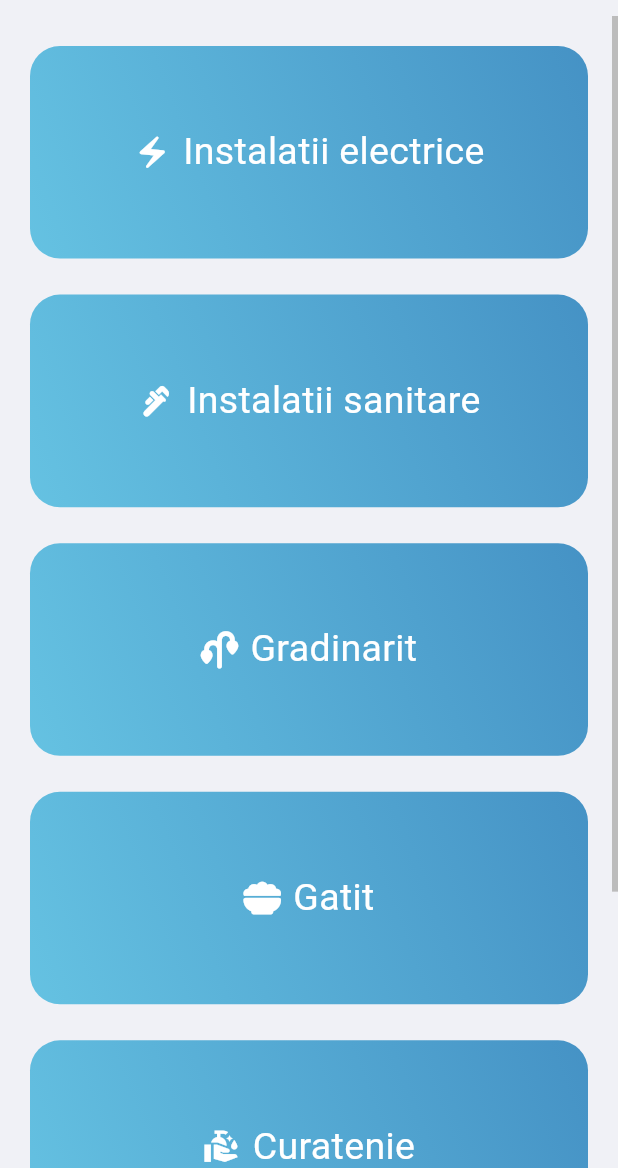
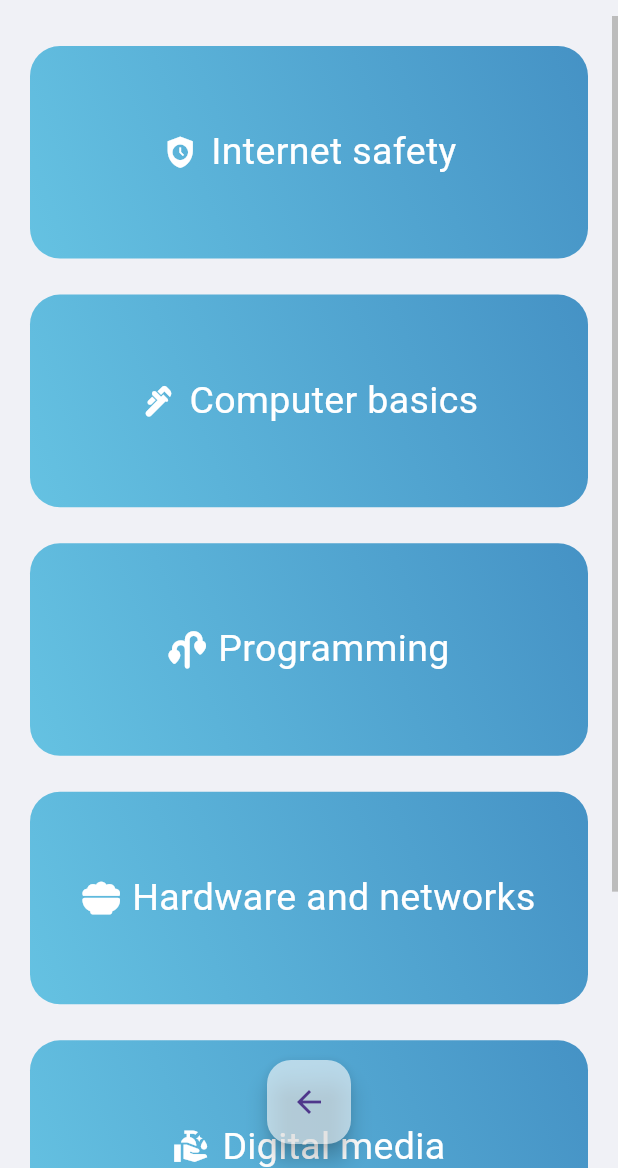
Before and after one commit to omuletzu/Aplicatie-PoliHack, a Flutter app: the MenuPageTech screen opened directly, on a phone screen of 412 x 824 dp, the part 68-1236 px from its top. Run offline on Flutter 3.47's test engine with Material 3 defaults, Android fonts, the light colour scheme and no system bars; our stand-ins replace cloud_firestore, firebase_auth, firebase_core, fluttertoast, font_awesome_flutter, google_fonts and 1 more; accounts and stored records are empty; network calls fail.

Commit message:
final version

```diff
--- a/lib/Authentication/login_page.dart
+++ b/lib/Authentication/login_page.dart
@@ -45,7 +45,7 @@ class _LoginPageState extends State<LoginPage> {
             },
           ),
           title: Text(
-            "Take Me Home",
+            "SkillBoost",
             style: GoogleFonts.openSans(
               textStyle: const TextStyle(
                 color: Colors.black,
--- a/lib/MenuPages/menu_tech.dart
+++ b/lib/MenuPages/menu_tech.dart
@@ -52,7 +52,7 @@ class _MenuPageState extends State<MenuPageTech> {
               ),
             ),
             ListTile(
-              title: const Text('Acasa',
+              title: const Text('Home',
                   style:
                       TextStyle(fontSize: 25.0, fontWeight: FontWeight.w800)),
               textColor: Colors.black54,
@@ -63,7 +63,7 @@ class _MenuPageState extends State<MenuPageTech> {
               },
             ),
             ListTile(
-              title: const Text('Lista specialisti',
+              title: const Text('Handyman list',
                   style:
                       TextStyle(fontSize: 25.0, fontWeight: FontWeight.w800)),
               textColor: Colors.black54,
@@ -79,7 +79,7 @@ class _MenuPageState extends State<MenuPageTech> {
               },
             ),
             ListTile(
-              title: const Text('Setari',
+              title: const Text('Settings',
                   style:
                       TextStyle(fontSize: 25.0, fontWeight: FontWeight.w800)),
               textColor: Colors.black54,
@@ -99,10 +99,18 @@ class _MenuPageState extends State<MenuPageTech> {
           ],
         ),
       ),
-      body: const Stack(
+      body: Stack(
         children: [
           ScrollPage(),
         ],
+      ),
+      floatingActionButtonLocation: FloatingActionButtonLocation.centerFloat,
+      floatingActionButton: FloatingActionButton(
+        onPressed: () {
+          Navigator.of(context).pop();
+        },
+        child: Icon(Icons.arrow_back),
+        backgroundColor: Colors.white.withOpacity(0.6),
       ),
     );
   }
@@ -149,28 +157,24 @@ class Language extends StatelessWidget {
 
     switch (index) {
       case 0:
-        cardText = 'Instalatii electrice';
-        category_icon = Icons.electric_bolt;
+        cardText = 'Internet safety';
+        category_icon = Icons.safety_check;
         break;
       case 1:
-        cardText = 'Instalatii sanitare';
+        cardText = 'Computer basics';
         category_icon = Icons.plumbing;
         break;
       case 2:
-        cardText = 'Gradinarit';
+        cardText = 'Programming';
         category_icon = FontAwesomeIcons.plantWilt;
         break;
       case 3:
-        cardText = 'Gatit';
+        cardText = 'Hardware and networks';
         category_icon = FontAwesomeIcons.bowlFood;
         break;
       case 4:
-        cardText = 'Curatenie';
+        cardText = 'Digital media';
         category_icon = Icons.clean_hands;
-        break;
-      case 5:
-        cardText = 'Reparatii casnice';
-        category_icon = FontAwesomeIcons.wrench;
         break;
     }
     return GestureDetector(
--- a/lib/Tutorials/tutorial.dart
+++ b/lib/Tutorials/tutorial.dart
@@ -41,7 +41,7 @@ class _TutorialPrizaState extends State<TutorialPriza> {
   Widget build(BuildContext context) {
     return Scaffold(
       appBar: AppBar(
-        title: Text('Schimba priza', style: GoogleFonts.openSans()),
+        title: Text('Socket replacement', style: GoogleFonts.openSans()),
         titleTextStyle: TextStyle(fontSize: 25.0, fontWeight: FontWeight.w800),
         foregroundColor: Color.fromRGBO(240, 241, 246, 1),
         centerTitle: true,
@@ -113,7 +113,7 @@ class _TutorialPrizaState extends State<TutorialPriza> {
             Padding(
               padding: const EdgeInsets.only(left: 16.0, right: 16.0),
               child: Text(
-                'Pasi:',
+                'Steps:',
                 textAlign: TextAlign.start,
                 style: GoogleFonts.openSans(
                   textStyle: const TextStyle(
@@ -132,28 +132,23 @@ class _TutorialPrizaState extends State<TutorialPriza> {
                   TutorialStep(
                       stepNumber: 1,
                       description:
-                        'Opreşte curentul în casă. Introdu vârful şurubelniţei-tester în ambele orificii ale prizei, ţinând un deget pe contactul metalic din capătul mânerului.Rezistenţa din interiorul testerului trebuie să fie stinsă. Desfă şuruburile prizei vechi şi îndepărtează capacul.',
-                  ),
+                          'Turn off the power in the house. Insert the tip of the tester screwdriver into both holes of the socket, keeping a finger on the metal contact at the end of the handle. The resistance inside the tester must be off. Unscrew the old socket and remove the cover.'),
                   TutorialStep(
                       stepNumber: 2,
                       description:
-                        'Corpul prizei are pe laterale două şuruburi care trebuie şi ele desfăcute. Când priza se poate scoate din perete, apuc-o de părţile ceramice.În partea din spatele ei se află două orificii în care intră cele două fire metalice.Acestea sunt prinse în priză cu două şurubele. Slăbeşte-le pentru a le scoate şi a te uita la ele.',
-                  ),
+                          'The body of the socket has two screws on the sides that also need to be unscrewed. When the socket can be removed from the wall, grab it by the ceramic parts. At the back of it, there are two holes where the two metallic wires go in. These are held in the socket by two screws. Loosen them to remove them and take a look at them'),
                   TutorialStep(
                       stepNumber: 3,
                       description:
-                        'Dacă izolaţia din plastic este casantă sau înnegrită, tai-o cu un cuţit atât cât este nevoie.Apoi, îndepărtează din nou izolaţia pe o porţiune de câţiva milimetri. Introdu capetele metalice în orificiile din spatele noii prize şi strânge din nou şuruburile până când firele stau fixe.',
-                  ),
+                          'If the plastic insulation is brittle or blackened, cut it with a knife as much as needed. Then, remove the insulation again on a few millimeters portion. Insert the metallic ends into the holes at the back of the new socket and tighten the screws again until the wires are fixed'),
                   TutorialStep(
                       stepNumber: 4,
                       description:
-                        'Introdu priza înapoi în perete, iar apoi strânge şuruburile laterale. Pune capacul şi strânge-i şuruburile.',
-                  ),
+                          'Insert the socket back into the wall, then tighten the side screws. Put the cover on and tighten its screws'),
                   TutorialStep(
                       stepNumber: 5,
                       description:
-                        'Ai grija cand montezi o priza ca trebui sa ai in vedere si puterea ceruta de aparatele ce urmeaza sa le conectezi la aceasta. Priza, inainte de toate, presupune conectarea la sursa de energie electrica a aparate...mai mare, va trebui sa tii seama de capacitatea ei, dar si de materialul din care e facuta.',
-                  ),
+                          'Be careful when installing a socket as you need to consider the power required by the devices that you will connect to it. The socket, first of all, involves connecting to the source of electrical energy of the devices... larger, you will have to take into account its capacity, but also the material it is made of'),
                 ],
               ),
             ),
@@ -181,7 +176,7 @@ class _TutorialPrizaState extends State<TutorialPriza> {
                   ),
                 ),
                 child: Text(
-                  'Cere ajutorul unui specialist',
+                  'Ask for help',
                   style: GoogleFonts.openSans(
                     textStyle: TextStyle(
                       fontSize: 18,
```
Also changed, not shown: lib/MenuPages/menu_car.dart (+30 -22 lines), lib/MenuPages/menu_home.dart (+36 -28 lines), lib/menu_page.dart (+8 -8 lines), lib/search_spec.dart (+7 -16 lines), lib/subcategorii.dart (+26 -4 lines). Lines whose indentation alone changed are shown as unchanged.
